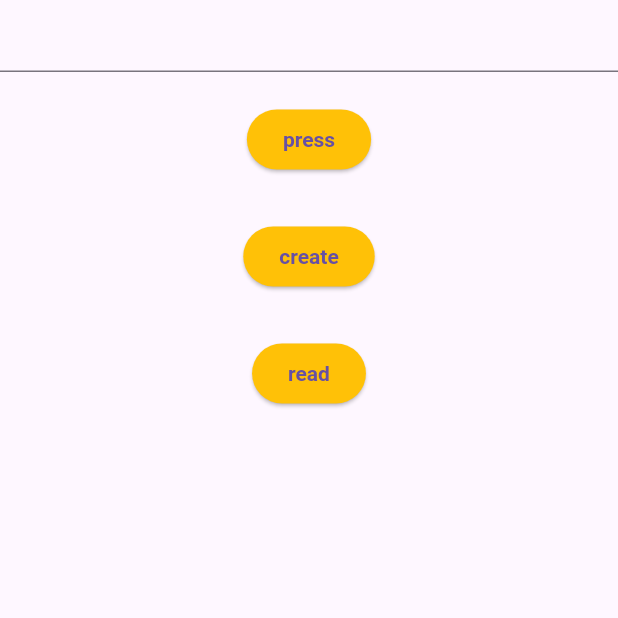
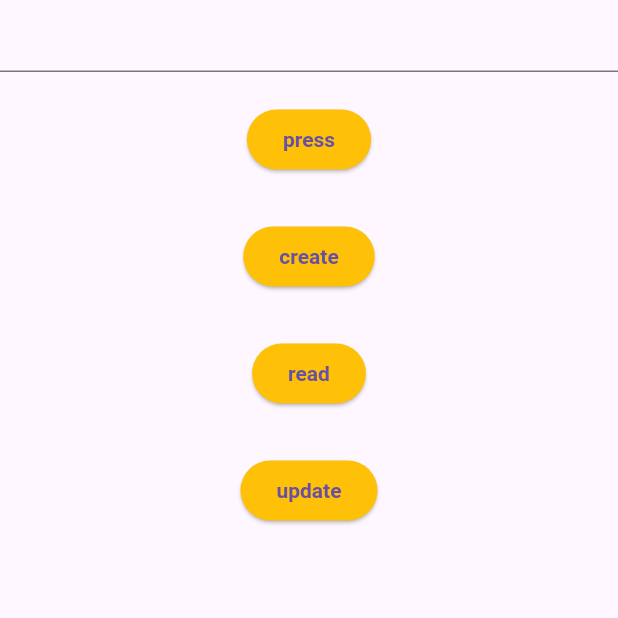
Before and after one commit to iamsaeedbm/note_app, a Flutter app: the screen it shows after launch, after a tap on "create", on a phone screen of 412 x 824 dp, the top half of it. Run offline on Flutter 3.47's test engine with Material 3 defaults, Android fonts, the phone set to English and light mode, and no system bars; our stand-ins replace hive_ce, hive_ce_flutter; accounts and stored records are empty.

Commit message:
add crud data

```diff
--- a/lib/home_screen.dart
+++ b/lib/home_screen.dart
@@ -26,11 +26,7 @@ class _HomeScreenState extends State<HomeScreen> {
                   backgroundColor: Colors.amber,
                   textStyle: TextStyle(fontWeight: FontWeight.bold),
                 ),
-                onPressed: () {
-                  setState(() {
-                    inputText = controller.text;
-                  });
-                },
+                onPressed: () {},
                 child: Text('press'),
               ),
               SizedBox(height: 30),
@@ -40,9 +36,7 @@ class _HomeScreenState extends State<HomeScreen> {
                   textStyle: TextStyle(fontWeight: FontWeight.bold),
                 ),
                 onPressed: () {
-                  setState(() {
-                    inputText = controller.text;
-                  });
+                  box.put(1, controller);
                 },
                 child: Text('create'),
               ),
@@ -52,12 +46,17 @@ class _HomeScreenState extends State<HomeScreen> {
                   backgroundColor: Colors.amber,
                   textStyle: TextStyle(fontWeight: FontWeight.bold),
                 ),
-                onPressed: () {
-                  setState(() {
-                    inputText = controller.text;
-                  });
-                },
+                onPressed: () {},
                 child: Text('read'),
+              ),
+              SizedBox(height: 30),
+              ElevatedButton(
+                style: ElevatedButton.styleFrom(
+                  backgroundColor: Colors.amber,
+                  textStyle: TextStyle(fontWeight: FontWeight.bold),
+                ),
+                onPressed: () {},
+                child: Text('update'),
               ),
             ],
           ),
```
